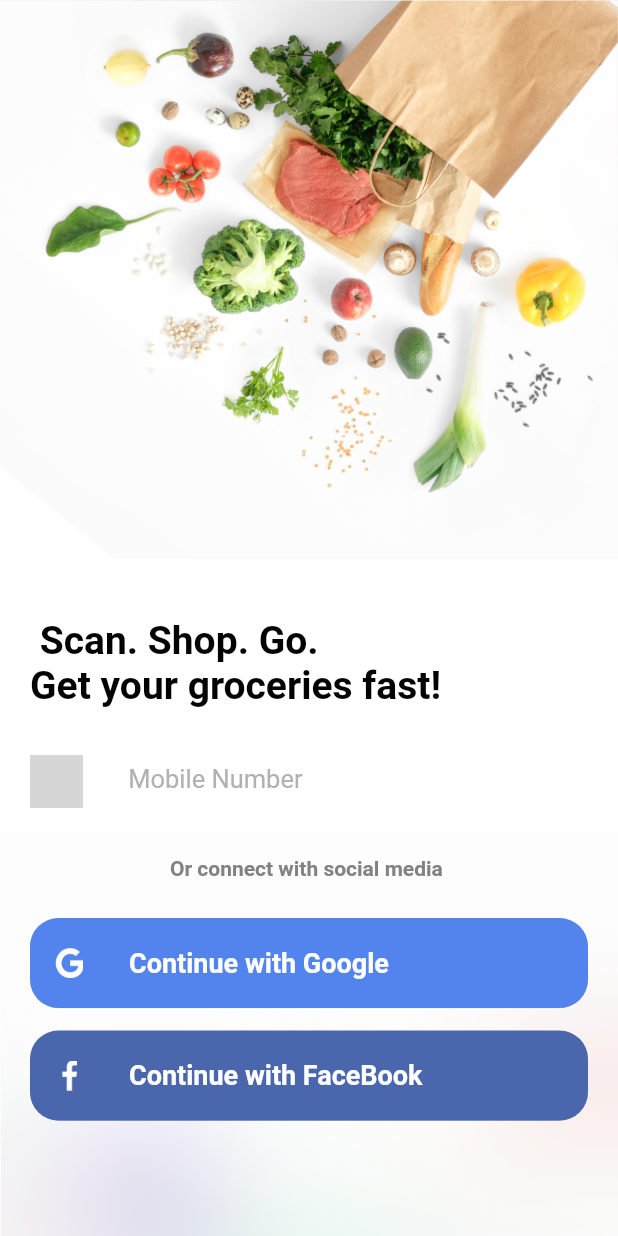
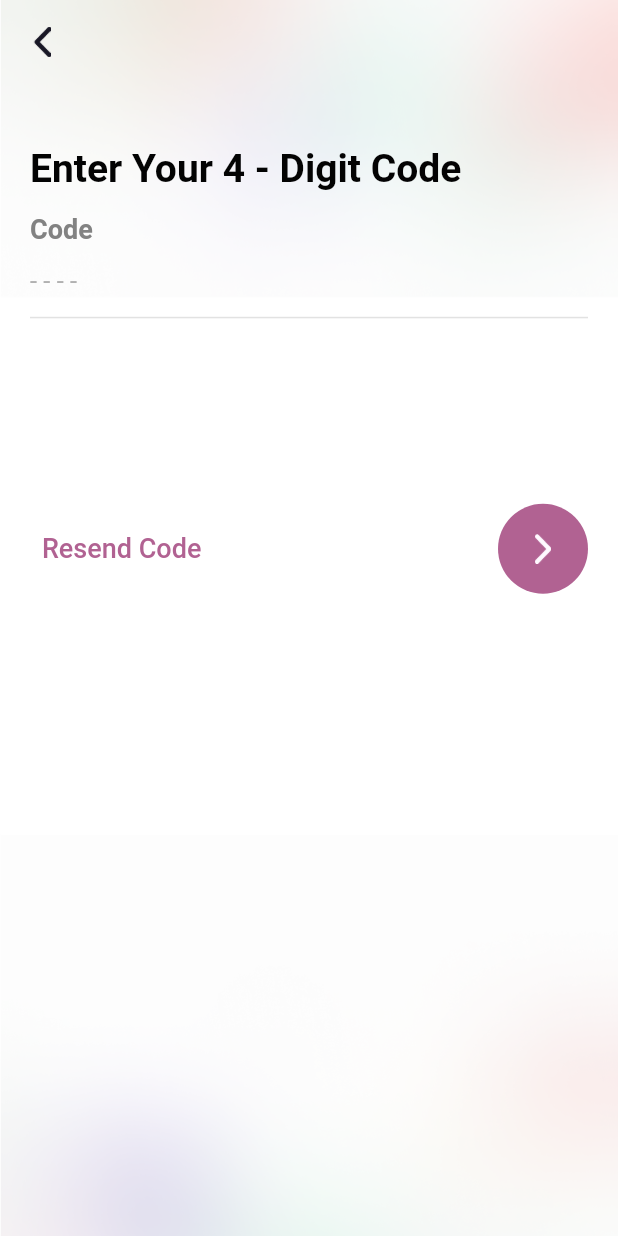
Before and after one commit to tseleena200/SmartCart, a Flutter app: the SignInView screen opened directly, after a tap on "Continue with Google", on a phone screen of 412 x 824 dp. Run offline on Flutter 3.47's test engine with Material 3 defaults, Android fonts, the light colour scheme and no system bars; missing offline and left inert: fl_country_code_picker; Roboto replaces fonts that are missing (Gilroy); grey boxes are pictures that could not be loaded.

Commit message:
feat: Verfication  screen UI done

```diff
--- /dev/null
+++ b/lib/common_widget/line_textfield.dart
@@ -0,0 +1,55 @@
+import 'package:flutter/material.dart';
+
+import '../common/color_extension.dart';
+
+class LineTextField extends StatelessWidget {
+  final TextEditingController controller;
+  final String title;
+  final String placeholder;
+  final Widget? right;
+
+  const LineTextField({
+    super.key,
+    required this.title,
+    required this.placeholder,
+    required this.controller,
+    this.right,
+  });
+  @override
+  Widget build(BuildContext context) {
+    return Column(
+      crossAxisAlignment: CrossAxisAlignment.start,
+      mainAxisSize: MainAxisSize.min,
+      children: [
+        Text(
+          title,
+          style: TextStyle(
+            color: TColor.secondaryText,
+            fontSize: 18,
+            fontWeight: FontWeight.w600,
+          ),
+        ),
+        TextField(
+          controller: controller,
+          keyboardType: TextInputType.phone,
+          decoration: InputDecoration(
+            border: InputBorder.none,
+            enabledBorder: InputBorder.none,
+            focusedBorder: InputBorder.none,
+            suffixIcon: right,
+            hintText: placeholder,
+            hintStyle: TextStyle(
+              color: TColor.placeholder,
+              fontSize: 17,
+            ),
+          ),
+        ),
+        Container(
+          width: double.maxFinite,
+          height: 1,
+          color: const Color(0xffE2E2E2),
+        )
+      ],
+    );
+  }
+}
--- a/lib/view/login/sign_in_view.dart
+++ b/lib/view/login/sign_in_view.dart
@@ -2,6 +2,7 @@ import 'package:fl_country_code_picker/fl_country_code_picker.dart';
 import 'package:flutter/material.dart';
 import 'package:onlinegroceries/common/color_extension.dart';
 import 'package:onlinegroceries/common_widget/round_button.dart';
+import 'package:onlinegroceries/view/login/verification_view.dart';
 
 class SignInView extends StatefulWidget {
   const SignInView({super.key});
@@ -43,26 +44,35 @@ class _SignInViewState extends State<SignInView> {
             ],
           ),
           Image.asset("assets/img/sign_in_top.png", width: media.width),
-          SingleChildScrollView(child: SafeArea(child:
-              Column(
+          SingleChildScrollView(
+            child: SafeArea(
+                child: Column(
               children: [
-                   SizedBox(height: media.width*1,),
+                SizedBox(
+                  height: media.width * 1,
+                ),
                 Padding(
                   padding: const EdgeInsets.symmetric(horizontal: 20),
-               child:Row(
+                  child: Row(
                     mainAxisAlignment: MainAxisAlignment.start,
                     children: [
-                      Text(" Scan. Shop. Go.\nGet your groceries fast!", style: TextStyle(
+                      Text(
+                        " Scan. Shop. Go.\nGet your groceries fast!",
+                        style: TextStyle(
                           color: TColor.primaryText,
                           fontSize: 26,
                           fontWeight: FontWeight.w600,
-                      ),),
+                        ),
+                      ),
                     ],
-                  ),),
-                  const SizedBox(height: 25,),
+                  ),
+                ),
+                const SizedBox(
+                  height: 25,
+                ),
                 Padding(
                   padding: const EdgeInsets.symmetric(horizontal: 20),
-                child:Column(
+                  child: Column(
                     children: [
                       TextField(
                         controller: txtMobile,
@@ -70,16 +80,14 @@ class _SignInViewState extends State<SignInView> {
                         decoration: InputDecoration(
                           prefixIcon: GestureDetector(
                             onTap: () async {
-                              final code= await countryPicker.showPicker(context: context);
+                              final code = await countryPicker.showPicker(
+                                  context: context);
                               if (code != null) {
                                 countryCode = code;
                                 if (mounted) {
-                                  setState(() {
-
-                                  });
+                                  setState(() {});
                                 }
                               }
-
                             },
                             child: Row(
                               mainAxisSize: MainAxisSize.min,
@@ -90,24 +98,28 @@ class _SignInViewState extends State<SignInView> {
                                   height: 35,
                                   child: countryCode.flagImage(),
                                 ),
-                                Text(" ${countryCode.dialCode}", style: TextStyle(
+                                Text(
+                                  " ${countryCode.dialCode}",
+                                  style: TextStyle(
                                     color: TColor.primaryText,
                                     fontSize: 18,
                                     fontWeight: FontWeight.w600,
                                   ),
                                 ),
-                                const SizedBox(width: 18,)
-
+                                const SizedBox(
+                                  width: 18,
+                                )
                               ],
                             ),
                           ),
                           border: InputBorder.none,
                           enabledBorder: InputBorder.none,
-                          focusedBorder:InputBorder.none,
+                          focusedBorder: InputBorder.none,
                           hintText: "Mobile Number",
                           hintStyle: TextStyle(
                             color: TColor.placeholder,
-                            fontSize: 17,),
+                            fontSize: 17,
+                          ),
                         ),
                       ),
                       Container(
@@ -119,35 +131,49 @@ class _SignInViewState extends State<SignInView> {
                   ),
                 ),
                 const SizedBox(
-                    height: 25,),
-                  Text("Or connect with social media ", style: TextStyle(
+                  height: 25,
+                ),
+                Text(
+                  "Or connect with social media ",
+                  style: TextStyle(
                     color: TColor.secondaryText,
                     fontSize: 14,
                     fontWeight: FontWeight.w600,
-                  ),),
-                  const SizedBox(height: 25,),
+                  ),
+                ),
+                const SizedBox(
+                  height: 25,
+                ),
                 //Google Logo
                 Padding(
                   padding: const EdgeInsets.symmetric(horizontal: 20),
-                    child: RoundIconButton(title: "Continue with Google",
+                  child: RoundIconButton(
+                    title: "Continue with Google",
                     icon: "assets/img/google_logo.png",
                     bgColor: Color(0xff5383EC),
-                      onPressed: (){},
+                    onPressed: () {
+                      Navigator.push(
+                          context,
+                          MaterialPageRoute(
+                              builder: (context) => const VerificationView()));
+                    },
                   ),
                 ),
-                  const SizedBox(height: 15,),
+                const SizedBox(
+                  height: 15,
+                ),
                 //FaceBook Logo
                 Padding(
                   padding: const EdgeInsets.symmetric(horizontal: 20),
-                    child: RoundIconButton(title: "Continue with FaceBook",
+                  child: RoundIconButton(
+                    title: "Continue with FaceBook",
                     icon: "assets/img/fb_logo.png",
                     bgColor: Color(0xff4A66AC),
-                      onPressed: (){},
+                    onPressed: () {},
                   ),
                 ),
               ],
-              )
-          ),
+            )),
           )
         ],
       ),
--- /dev/null
+++ b/lib/view/login/verification_view.dart
@@ -0,0 +1,112 @@
+import 'package:flutter/material.dart';
+import 'package:onlinegroceries/common_widget/line_textfield.dart';
+
+import '../../common/color_extension.dart';
+
+class VerificationView extends StatefulWidget {
+  const VerificationView({super.key});
+
+  @override
+  State<VerificationView> createState() => _VerificationViewState();
+}
+
+class _VerificationViewState extends State<VerificationView> {
+  TextEditingController txtOTP = TextEditingController();
+
+  @override
+  Widget build(BuildContext context) {
+    var media = MediaQuery.sizeOf(context);
+
+    return Stack(
+      children: [
+        Container(
+          color: Colors.white,
+          child: Image.asset(
+            "assets/img/bottom_bg.png",
+            width: media.width,
+            height: media.height,
+            fit: BoxFit.cover,
+          ),
+        ),
+        Scaffold(
+          appBar: AppBar(
+            backgroundColor: Colors.transparent,
+            elevation: 0,
+            leading: IconButton(
+              onPressed: () {
+                Navigator.pop(context);
+              },
+              icon: Image.asset(
+                "assets/img/back.png",
+                width: 20,
+                height: 20,
+              ),
+            ),
+          ),
+          backgroundColor: Colors.transparent,
+          body: SafeArea(
+            child: SingleChildScrollView(
+              child: Padding(
+                padding: const EdgeInsets.symmetric(horizontal: 20),
+                child: Column(
+                  crossAxisAlignment: CrossAxisAlignment.start,
+                  children: [
+                    SizedBox(height: media.width * 0.1),
+                    Text(
+                      "Enter Your 4 - Digit Code",
+                      style: TextStyle(
+                        color: TColor.primaryText,
+                        fontSize: 26,
+                        fontWeight: FontWeight.w600,
+                      ),
+                    ),
+                    const SizedBox(height: 15),
+                    LineTextField(
+                      title: "Code",
+                      placeholder: "- - - -",
+                      controller: txtOTP,
+                    ),
+                    SizedBox(height: media.width * 0.3),
+                    Row(
+                      mainAxisAlignment: MainAxisAlignment.spaceBetween,
+                      children: [
+                        TextButton(
+                          onPressed: () {},
+                          child: Text(
+                            "Resend Code",
+                            style: TextStyle(
+                              color: TColor.primary,
+                              fontSize: 18,
+                              fontWeight: FontWeight.w500,
+                            ),
+                          ),
+                        ),
+                        InkWell(
+                          borderRadius: BorderRadius.circular(30),
+                          onTap: () {},
+                          child: Container(
+                            width: 60,
+                            height: 60,
+                            alignment: Alignment.center,
+                            decoration: BoxDecoration(
+                                color: TColor.primary,
+                                borderRadius: BorderRadius.circular(30)),
+                            child: Image.asset(
+                              "assets/img/next.png",
+                              width: 20,
+                              height: 20,
+                            ),
+                          ),
+                        ),
+                      ],
+                    )
+                  ],
+                ),
+              ),
+            ),
+          ),
+        ),
+      ],
+    );
+  }
+}
```
Also changed, not shown: assets/img/back.png (added), assets/img/next.png (added). Lines whose indentation alone changed are shown as unchanged.
